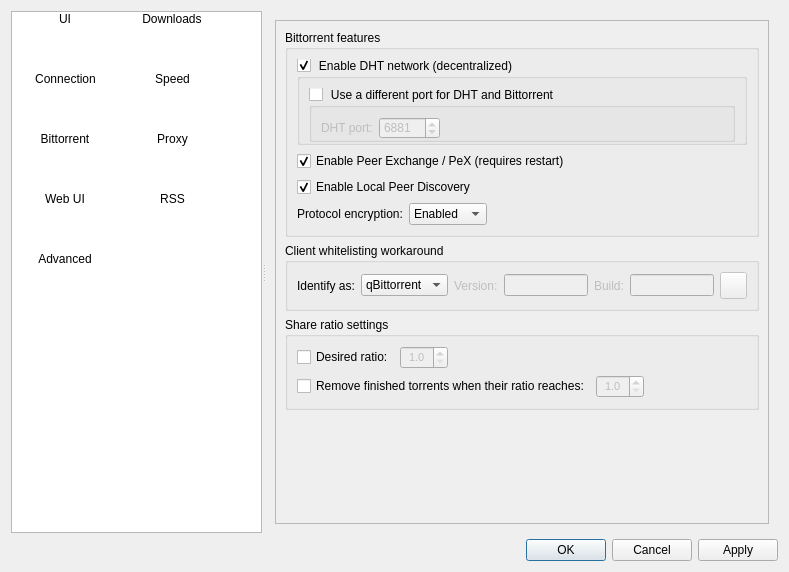
SysAdminDoc/qBittorrent-Vanced, file src/ui/options.ui: the form before one commit.
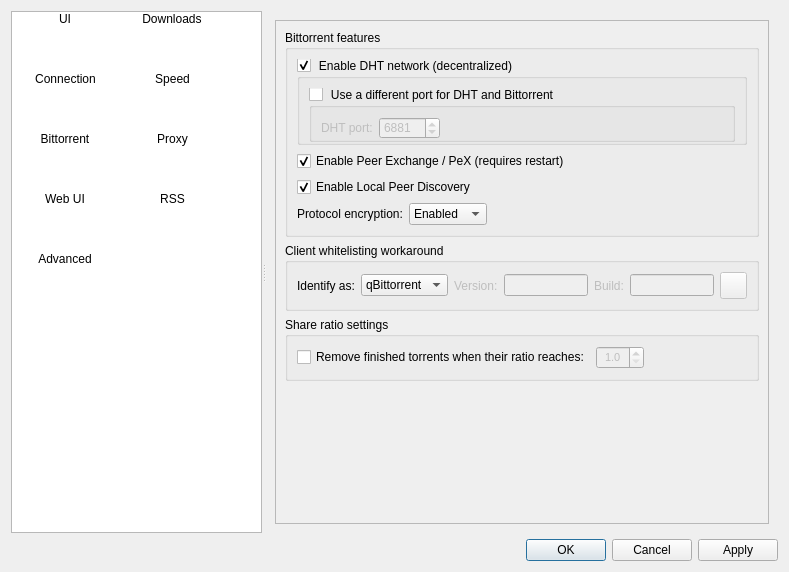
The form after the commit. The open tabs and pages were chosen to show the change. Icons and pictures are not drawn.

Commit message: Still simplifying program options

```diff
--- a/src/ui/options.ui
+++ b/src/ui/options.ui
@@ -1950,60 +1950,6 @@
                <string>Share ratio settings</string>
               </property>
               <layout class="QVBoxLayout">
-               <item>
-                <layout class="QHBoxLayout">
-                 <item>
-                  <widget class="QCheckBox" name="checkRatioLimit">
-                   <property name="text">
-                    <string>Desired ratio:</string>
-                   </property>
-                  </widget>
-                 </item>
-                 <item>
-                  <widget class="QDoubleSpinBox" name="spinRatio">
-                   <property name="enabled">
-                    <bool>false</bool>
-                   </property>
-                   <property name="font">
-                    <font>
-                     <pointsize>8</pointsize>
-                    </font>
-                   </property>
-                   <property name="alignment">
-                    <set>Qt::AlignHCenter</set>
-                   </property>
-                   <property name="decimals">
-                    <number>1</number>
-                   </property>
-                   <property name="minimum">
-                    <double>1.000000000000000</double>
-                   </property>
-                   <property name="maximum">
-                    <double>10.000000000000000</double>
-                   </property>
-                   <property name="singleStep">
-                    <double>0.100000000000000</double>
-                   </property>
-                   <property name="value">
-                    <double>1.000000000000000</double>
-                   </property>
-                  </widget>
-                 </item>
-                 <item>
-                  <spacer>
-                   <property name="orientation">
-                    <enum>Qt::Horizontal</enum>
-                   </property>
-                   <property name="sizeHint" stdset="0">
-                    <size>
-                     <width>40</width>
-                     <height>20</height>
-                    </size>
-                   </property>
-                  </spacer>
-                 </item>
-                </layout>
-               </item>
                <item>
                 <layout class="QHBoxLayout">
                  <item>
```
Left out of the diff: 10 changed lines with no effect on the pictures. The commit also changes 5 other files.
